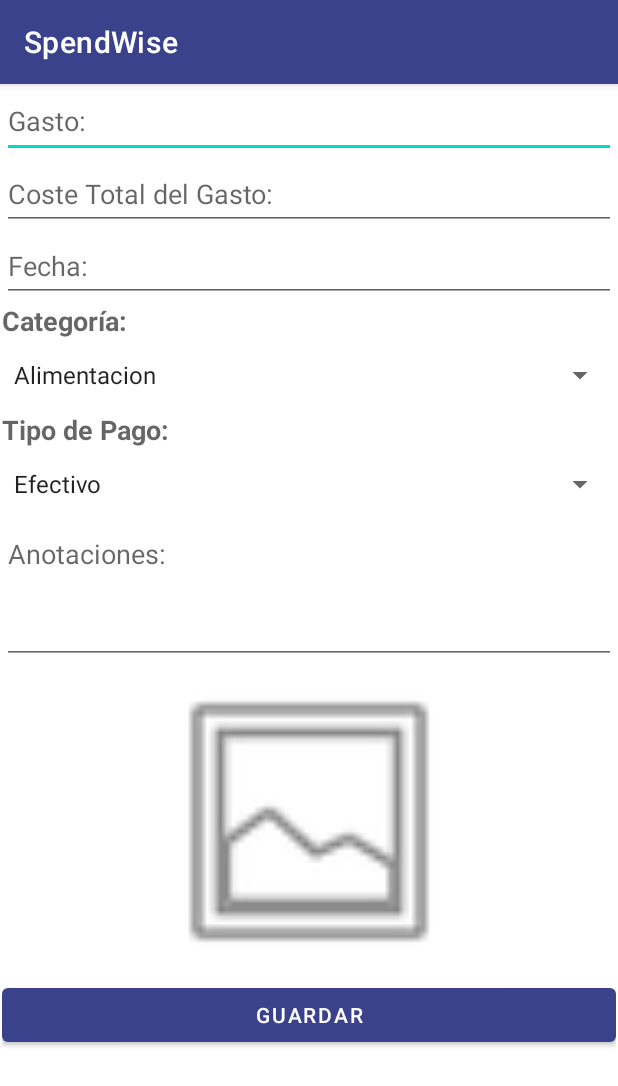
After one commit to Antoranz/PAD_Proyecto, an Android app: the AddExpenseActivity screen opened directly, with no data from a screen before it, on a phone screen of 412 x 824 dp. The commit adds this screen. Shown: the top 1086 px of the screen. Run offline under Robolectric (Android 15) with nearby library versions, the phone set to English and light mode, and no system bars.

Commit message:
AddExpenseActivity

```diff
--- a/app/src/main/AndroidManifest.xml
+++ b/app/src/main/AndroidManifest.xml
@@ -1,6 +1,11 @@
 <?xml version="1.0" encoding="utf-8"?>
 <manifest xmlns:android="http://schemas.android.com/apk/res/android"
     xmlns:tools="http://schemas.android.com/tools">
+
+    <uses-permission android:name="android.permission.READ_MEDIA_IMAGES" />
+    <uses-permission android:name="android.permission.READ_MEDIA_VIDEO" />
+    <uses-permission android:name="android.permission.READ_MEDIA_AUDIO" />
+    <uses-permission android:name="android.permission.READ_EXTERNAL_STORAGE" />
 
     <application
         android:allowBackup="true"
@@ -13,6 +18,7 @@
         android:theme="@style/Theme.PAD_Proyecto"
         tools:targetApi="31">
         <activity android:name=".activities.MainActivity" android:exported="true"> </activity>
+        <activity android:name=".activities.AddExpenseActivity" android:exported="true"> </activity>
         <activity android:name=".activities.AddUserActivity" android:exported="true"> </activity>
         <activity android:name=".activities.ListActivity" android:exported="true"> </activity>
         <activity android:name=".activities.ExpenseViewActivity" android:exported="true"> </activity>
--- a/app/src/main/java/com/example/pad_proyecto/activities/MainActivity.java
+++ b/app/src/main/java/com/example/pad_proyecto/activities/MainActivity.java
@@ -21,6 +21,7 @@ import java.util.Calendar;
 public class MainActivity extends AppCompatActivity {
 
     Button historyButton;
+    Button addButton;
 
     @Override
     protected void onCreate(Bundle savedInstanceState) {
@@ -30,6 +31,10 @@ public class MainActivity extends AppCompatActivity {
         historyButton.setOnClickListener(v -> {
             NavigationManager.getInstance().navigateToHistory(this);
         });
+        addButton = findViewById(R.id.addExpenseButton);
+        addButton.setOnClickListener(v -> {
+            NavigationManager.getInstance().navigateToAddExpense(this);
+        });
     }
 
 }
--- a/app/src/main/java/com/example/pad_proyecto/activities/OpenActivity.java
+++ b/app/src/main/java/com/example/pad_proyecto/activities/OpenActivity.java
@@ -42,6 +42,8 @@ public class OpenActivity extends AppCompatActivity {
         NavigationManager.getInstance().navigateToMenuView(this);
     }
     public void changeUserActivity(){NavigationManager.getInstance().navigateToAddUserView(this);}
-    public void viewActivity(){NavigationManager.getInstance().navigateToExpenseView(this,new Expense(Controller.getInstance().getUser().getId()
-            , "Pan Bimbo", 2.0, Calendar.getInstance(),"81sonOWdkKL.jpg", ExpenseType.Alimentacion, PayMethod.Efectivo,"Este pan esta blando"));}
 }
+
+//    public void viewActivity(){NavigationManager.getInstance().navigateToExpenseView(this,new Expense(Controller.getInstance().getUser().getId()
+  //          , "Pan Bimbo", 2.0, Calendar.getInstance(),"81sonOWdkKL.jpg", ExpenseType.Alimentacion, PayMethod.Efectivo,"Este pan esta blando"));}
+//}
--- /dev/null
+++ b/app/src/main/res/layout-land/activity_add_expense.xml
@@ -0,0 +1,140 @@
+<?xml version="1.0" encoding="utf-8"?>
+<androidx.constraintlayout.widget.ConstraintLayout xmlns:android="http://schemas.android.com/apk/res/android"
+    xmlns:app="http://schemas.android.com/apk/res-auto"
+    xmlns:tools="http://schemas.android.com/tools"
+    android:id="@+id/expenseType"
+    android:layout_width="match_parent"
+    android:layout_height="match_parent"
+    android:minHeight="48dp">
+
+    <ScrollView
+        android:id="@+id/scrollView2"
+        android:layout_width="0dp"
+        android:layout_height="wrap_content"
+        android:layout_marginEnd="24dp"
+        app:layout_constraintBottom_toBottomOf="parent"
+        app:layout_constraintEnd_toStartOf="@+id/galleryImageView"
+        app:layout_constraintStart_toStartOf="parent"
+        app:layout_constraintTop_toTopOf="parent">
+
+        <LinearLayout
+            android:id="@+id/linearLayout"
+            android:layout_width="match_parent"
+            android:layout_height="wrap_content"
+            android:layout_marginStart="24dp"
+            android:orientation="vertical">
+
+            <EditText
+                android:id="@+id/expenseText"
+                android:layout_width="match_parent"
+                android:layout_height="49dp"
+                android:ems="10"
+                android:hint="Gasto:"
+                android:inputType="text"
+                android:minHeight="48dp" />
+
+            <EditText
+                android:id="@+id/moneySpent"
+                android:layout_width="match_parent"
+                android:layout_height="wrap_content"
+                android:ems="10"
+                android:hint="Coste Total del Gasto:"
+                android:inputType="numberDecimal"
+                android:minHeight="48dp" />
+
+            <EditText
+                android:id="@+id/expenseDate"
+                android:layout_width="match_parent"
+                android:layout_height="wrap_content"
+                android:ems="10"
+                android:hint="Fecha:"
+                android:inputType="date"
+                android:minHeight="48dp" />
+
+            <ImageView
+                android:id="@+id/imageView2"
+                android:layout_width="match_parent"
+                android:layout_height="match_parent"
+                android:scaleType="centerCrop" />
+            <!---  android:src="@drawable/background_image" faltaria la imagen que no se si hay que incluirla -->
+
+
+            <TextView
+                android:layout_width="wrap_content"
+                android:layout_height="wrap_content"
+                android:text="Categoría:"
+                android:textAppearance="@style/TextAppearance.AppCompat.Medium"
+                android:textStyle="bold" />
+
+            <Spinner
+                android:id="@+id/expenseCategory"
+                android:layout_width="match_parent"
+                android:layout_height="wrap_content"
+                android:minHeight="48dp"
+                android:spinnerMode="dropdown" />
+
+            <TextView
+                android:id="@+id/textView"
+                android:layout_width="match_parent"
+                android:layout_height="wrap_content"
+                android:text="Tipo de Pago:"
+                android:textAppearance="@style/TextAppearance.AppCompat.Medium"
+                android:textStyle="bold" />
+
+            <Spinner
+                android:id="@+id/categorySpinner2"
+                android:layout_width="match_parent"
+                android:layout_height="wrap_content"
+                android:minHeight="48dp"
+                android:spinnerMode="dropdown" />
+
+            <LinearLayout
+                android:layout_width="match_parent"
+                android:layout_height="wrap_content"
+                android:orientation="horizontal">
+
+                <CheckBox
+                    android:id="@+id/cardPaymentCheckBox"
+                    android:layout_width="wrap_content"
+                    android:layout_height="wrap_content"
+                    android:text="Pago con Tarjeta" />
+
+                <CheckBox
+                    android:id="@+id/cashPaymentCheckBox"
+                    android:layout_width="wrap_content"
+                    android:layout_height="wrap_content"
+                    android:text="Pago en Efectivo" />
+            </LinearLayout>
+
+            <EditText
+                android:id="@+id/editTextTextMultiLine"
+                android:layout_width="match_parent"
+                android:layout_height="110dp"
+                android:ems="10"
+                android:gravity="start|top"
+                android:hint="Anotaciones:"
+                android:inputType="textMultiLine" />
+
+        </LinearLayout>
+    </ScrollView>
+
+    <Button
+        android:id="@+id/saveButton"
+        android:layout_width="wrap_content"
+        android:layout_height="wrap_content"
+        android:text="Guardar"
+        app:layout_constraintBottom_toBottomOf="parent"
+        app:layout_constraintEnd_toEndOf="parent"
+        app:layout_constraintStart_toEndOf="@+id/scrollView2"
+        app:layout_constraintTop_toBottomOf="@+id/galleryImageView" />
+
+    <ImageView
+        android:id="@+id/galleryImageView"
+        android:layout_width="308dp"
+        android:layout_height="208dp"
+        android:layout_marginEnd="16dp"
+        app:layout_constraintBottom_toTopOf="@+id/saveButton"
+        app:layout_constraintEnd_toEndOf="parent"
+        app:layout_constraintTop_toTopOf="parent"
+        app:srcCompat="@android:drawable/ic_menu_gallery" />
+</androidx.constraintlayout.widget.ConstraintLayout>
--- /dev/null
+++ b/app/src/main/res/layout/activity_add_expense.xml
@@ -0,0 +1,119 @@
+<?xml version="1.0" encoding="utf-8"?>
+<androidx.constraintlayout.widget.ConstraintLayout xmlns:android="http://schemas.android.com/apk/res/android"
+    xmlns:app="http://schemas.android.com/apk/res-auto"
+    xmlns:tools="http://schemas.android.com/tools"
+    android:layout_width="match_parent"
+    android:layout_height="match_parent">
+
+    <ScrollView
+        android:layout_width="0dp"
+        android:layout_height="0dp"
+        android:layout_marginStart="1dp"
+        android:layout_marginEnd="1dp"
+        app:layout_constraintBottom_toBottomOf="parent"
+        app:layout_constraintEnd_toEndOf="parent"
+        app:layout_constraintStart_toStartOf="parent"
+        app:layout_constraintTop_toTopOf="parent"
+        app:layout_constraintVertical_bias="0.0">
+
+        <LinearLayout
+            android:layout_width="match_parent"
+            android:layout_height="match_parent"
+            android:orientation="vertical">
+
+            <LinearLayout
+                android:id="@+id/linearLayout"
+                android:layout_width="match_parent"
+                android:layout_height="match_parent"
+                android:orientation="vertical">
+
+                <EditText
+                    android:id="@+id/expenseText"
+                    android:layout_width="match_parent"
+                    android:layout_height="49dp"
+                    android:ems="10"
+                    android:hint="Gasto:"
+                    android:inputType="text"
+                    android:minHeight="48dp" />
+
+                <EditText
+                    android:id="@+id/moneySpent"
+                    android:layout_width="match_parent"
+                    android:layout_height="wrap_content"
+                    android:ems="10"
+                    android:hint="Coste Total del Gasto:"
+                    android:inputType="numberDecimal"
+                    android:minHeight="48dp" />
+
+                <EditText
+                    android:id="@+id/expenseDate"
+                    android:layout_width="match_parent"
+                    android:layout_height="wrap_content"
+                    android:ems="10"
+                    android:hint="Fecha:"
+                    android:inputType="date"
+                    android:minHeight="48dp" />
+
+                <!---  android:src="@drawable/background_image" faltaria la imagen que no se si hay que incluirla -->
+
+
+                <TextView
+                    android:layout_width="match_parent"
+                    android:layout_height="wrap_content"
+                    android:text="Categoría:"
+                    android:textAppearance="@style/TextAppearance.AppCompat.Medium"
+                    android:textStyle="bold" />
+
+                <Spinner
+                    android:id="@+id/expenseCategory"
+                    android:layout_width="match_parent"
+                    android:layout_height="wrap_content"
+                    android:minHeight="48dp"
+                    android:spinnerMode="dropdown" />
+
+                <TextView
+                    android:layout_width="match_parent"
+                    android:layout_height="wrap_content"
+                    android:text="Tipo de Pago:"
+                    android:textAppearance="@style/TextAppearance.AppCompat.Medium"
+                    android:textStyle="bold" />
+
+                <Spinner
+                    android:id="@+id/expenseMethod"
+                    android:layout_width="match_parent"
+                    android:layout_height="wrap_content"
+                    android:minHeight="48dp"
+                    android:spinnerMode="dropdown" />
+
+                <EditText
+                    android:id="@+id/noteText"
+                    android:layout_width="match_parent"
+                    android:layout_height="96dp"
+                    android:ems="10"
+                    android:gravity="start|top"
+                    android:hint="Anotaciones:"
+                    android:inputType="textMultiLine" />
+
+                <ImageView
+                    android:id="@+id/galleryImageView"
+                    android:layout_width="match_parent"
+                    android:layout_height="210dp"
+                    app:srcCompat="@android:drawable/ic_menu_gallery" />
+
+                <ImageView
+                    android:id="@+id/imageView2"
+                    android:layout_width="match_parent"
+                    android:layout_height="match_parent"
+                    android:scaleType="centerCrop" />
+
+            </LinearLayout>
+
+            <Button
+                android:id="@+id/saveButton"
+                android:layout_width="match_parent"
+                android:layout_height="match_parent"
+                android:text="Guardar" />
+        </LinearLayout>
+    </ScrollView>
+
+</androidx.constraintlayout.widget.ConstraintLayout>
```
Also changed, not shown: app/src/main/java/com/example/pad_proyecto/activities/AddExpenseActivity.java (added, +243 -0 lines), app/src/main/java/com/example/pad_proyecto/data/Expense.java (+5 -5 lines), app/src/main/java/com/example/pad_proyecto/databases/DAOImp.java (+33 -12 lines), app/src/main/java/com/example/pad_proyecto/utils/NavigationManager.java (+10 -0 lines), app/src/main/res/layout/activity_main.xml (+14 -0 lines).
